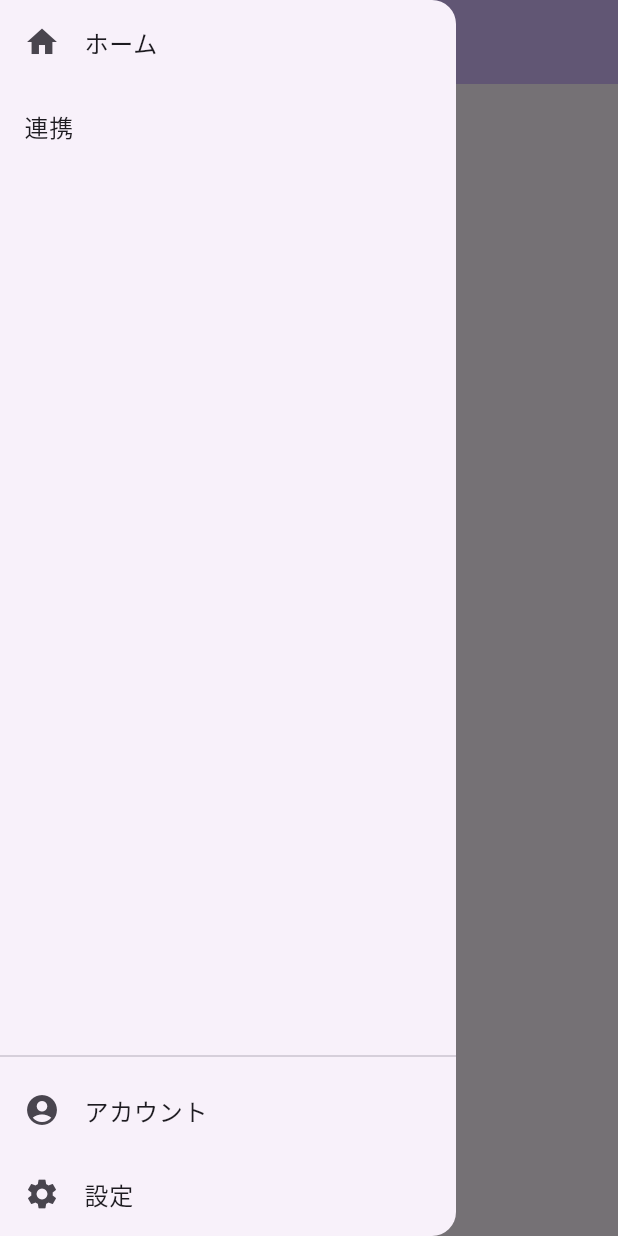
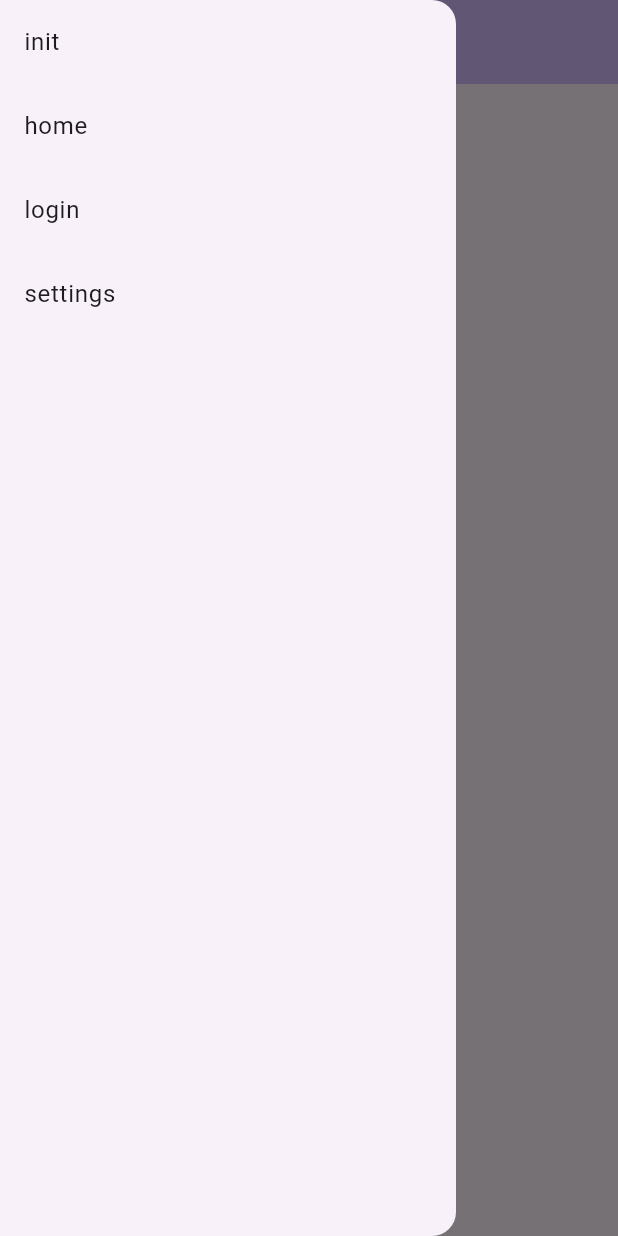
Before and after one commit to Hashibutogarasu/worldpreset-dashboard, a Flutter app: the screen it shows after launch, with the side drawer open, on a phone screen of 412 x 824 dp. Run offline on Flutter 3.47's test engine with Material 3 defaults, Android fonts, the phone set to English and light mode, and no system bars; our stand-ins replace firebase_core, go_router; accounts and stored records are empty; generated files the repository leaves out were written again.

Commit message:
add pages

```diff
--- a/lib/main.dart
+++ b/lib/main.dart
@@ -1,5 +1,10 @@
 import 'package:flutter/material.dart';
 import 'package:firebase_core/firebase_core.dart';
+import 'package:go_router/go_router.dart';
+import 'package:worldpreset/models/routermodel.dart';
+import 'package:worldpreset/pages/home/homepage.dart';
+import 'package:worldpreset/pages/login/loginpage.dart';
+import 'package:worldpreset/pages/settings/settingspage.dart';
 import 'package:worldpreset/widgets/appbar.dart';
 import 'firebase_options.dart';
 
@@ -12,18 +17,54 @@ void main() async {
   runApp(const MyApp());
 }
 
+final routermodels = [
+  RouterModel(
+    name: "init",
+    path: "/",
+    builder: (context, state) => const HomePage(title: "ホーム"),
+  ),
+  RouterModel(
+    name: "home",
+    path: "/home",
+    builder: (context, state) => const HomePage(title: "ホーム"),
+  ),
+  RouterModel(
+    name: "login",
+    path: "/login",
+    builder: (context, state) => const LoginPage(title: "ログイン"),
+  ),
+  RouterModel(
+    name: "settings",
+    path: "/settings",
+    builder: (context, state) => const Settingspage(title: "設定"),
+  )
+];
+
+final router =
+    GoRouter(debugLogDiagnostics: true, initialLocation: '/', routes: [
+  ...routermodels.map(
+    (e) => GoRoute(
+      name: e.name,
+      path: e.path,
+      builder: e.builder,
+    ),
+  ),
+]);
+
 class MyApp extends StatelessWidget {
   const MyApp({super.key});
 
   @override
   Widget build(BuildContext context) {
-    return MaterialApp(
-      title: 'Flutter Demo',
+    return MaterialApp.router(
+      title: 'ホーム',
       theme: ThemeData(
         colorScheme: ColorScheme.fromSeed(seedColor: Colors.deepPurple),
         useMaterial3: true,
       ),
-      home: const MyHomePage(title: 'Flutter Demo Home Page'),
+      routerDelegate: router.routerDelegate,
+      routeInformationParser: router.routeInformationParser,
+      routeInformationProvider: router.routeInformationProvider,
     );
   }
 }
--- /dev/null
+++ b/lib/pages/home/homepage.dart
@@ -0,0 +1,26 @@
+import 'package:flutter/material.dart';
+import 'package:worldpreset/widgets/appbar.dart';
+
+class HomePage extends StatefulWidget {
+  const HomePage({super.key, required this.title});
+
+  final String title;
+
+  @override
+  State<HomePage> createState() => _HomePageState();
+}
+
+class _HomePageState extends State<HomePage> {
+  @override
+  Widget build(BuildContext context) {
+    return WorldPresetAppbar(
+      title: widget.title,
+      body: const Center(
+        child: Column(
+          mainAxisAlignment: MainAxisAlignment.center,
+          children: <Widget>[],
+        ),
+      ),
+    );
+  }
+}
--- a/lib/login/loginpage.dart
+++ b/lib/pages/login/loginpage.dart
@@ -14,7 +14,7 @@ class _LoginPageState extends State<LoginPage> {
   @override
   Widget build(BuildContext context) {
     return WorldPresetAppbar(
-      title: "ホーム",
+      title: widget.title,
       body: const Center(
         child: Column(
           mainAxisAlignment: MainAxisAlignment.center,
--- a/lib/widgets/appbar.dart
+++ b/lib/widgets/appbar.dart
@@ -1,4 +1,6 @@
 import 'package:flutter/material.dart';
+import 'package:go_router/go_router.dart';
+import 'package:worldpreset/main.dart';
 
 class WorldPresetAppbar extends StatefulWidget {
   const WorldPresetAppbar({super.key, required this.title, required this.body});
@@ -21,21 +23,17 @@ class _WorldPresetAppbar extends State<WorldPresetAppbar> {
         child: Column(
           children: [
             Expanded(
-              child: ListView(
-                shrinkWrap: true,
-                children: const [
-                  ListTile(title: Text("ホーム"), leading: Icon(Icons.home)),
-                  ListTile(title: Text("連携")),
-                ],
-              ),
-            ),
-            Expanded(child: Container()),
-            const Divider(),
-            const ListTile(
-              title: Text("アカウント"),
-              leading: Icon(Icons.account_circle),
-            ),
-            const ListTile(title: Text("設定"), leading: Icon(Icons.settings)),
+                child: ListView.builder(
+              itemCount: router.configuration.routes.length,
+              itemBuilder: (context, index) {
+                return ListTile(
+                  title: Text(routermodels[index].name),
+                  onTap: () {
+                    context.go(routermodels[index].path);
+                  },
+                );
+              },
+            ))
           ],
         ),
       ),
--- a/pubspec.yaml
+++ b/pubspec.yaml
@@ -14,6 +14,7 @@ dependencies:
   cupertino_icons: ^1.0.6
   firebase_core: ^2.29.0
   firebase_auth: ^4.19.2
+  go_router: ^13.2.4
 
 dev_dependencies:
   flutter_test:
```
Also changed, not shown: lib/models/routermodel.dart (added, +9 -0 lines), lib/pages/settings/settingspage.dart (added, +26 -0 lines), pubspec.lock.
